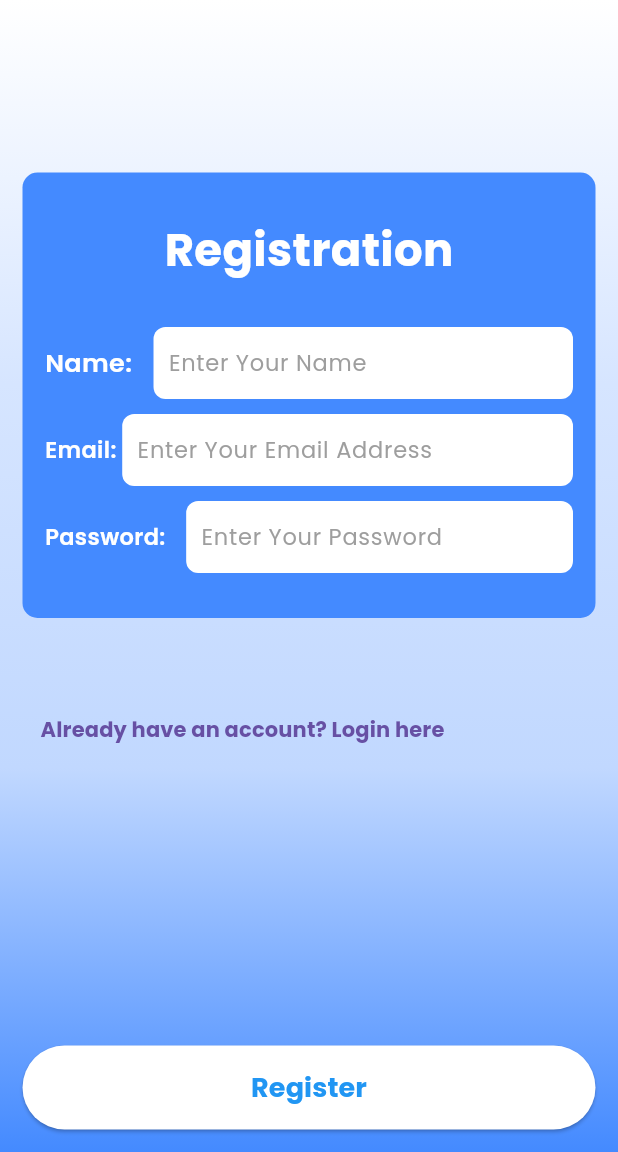
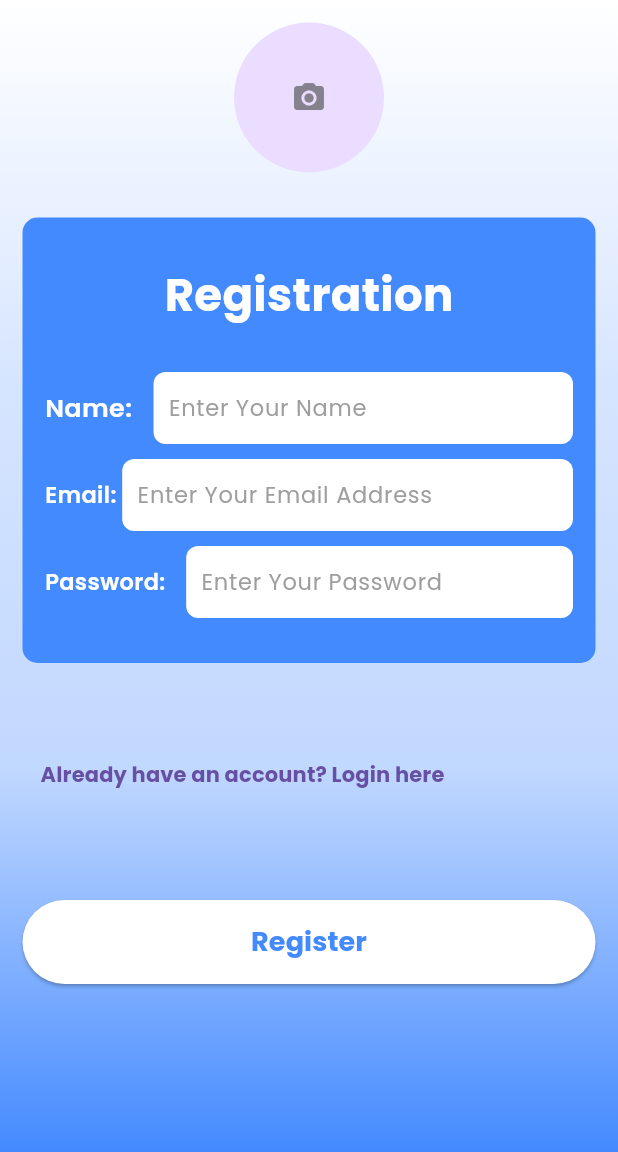
Before and after one commit to siddhesh-2010/ecommerce-flutter, a Flutter app: the screen it shows after launch, after a tap on "Don't have an account? Register here.", on a phone screen of 412 x 824 dp, the part 84-1236 px from its top. Run offline on Flutter 3.47's test engine with Material 3 defaults, Android fonts, the phone set to English and light mode, and no system bars; our stand-ins replace dio, get, google_fonts, image_picker, shared_preferences; network calls fail.

Commit message:
added profile image in reg_screen

```diff
--- a/lib/screens/home_screen.dart
+++ b/lib/screens/home_screen.dart
@@ -43,7 +43,7 @@ class _HomeAppState extends State<HomeApp> {
           "Products",
           style: GoogleFonts.poppins(fontSize: 20, fontWeight: FontWeight.bold),
         ),
-        backgroundColor: Colors.blue,
+        backgroundColor: Colors.blueAccent,
         centerTitle: true,
         // leading: IconButton(
         //   icon: const Icon(Icons.logout),
--- a/lib/screens/login_screen.dart
+++ b/lib/screens/login_screen.dart
@@ -23,7 +23,7 @@ class _LoginAppState extends State<LoginApp> {
           style: GoogleFonts.poppins(fontSize: 20, fontWeight: FontWeight.bold),
         ),
         centerTitle: true,
-        backgroundColor: Colors.blue,
+        backgroundColor: Colors.blueAccent,
         // leading: IconButton(
         //   icon: const Icon(Icons.arrow_back),
         //   onPressed: () {
@@ -47,6 +47,7 @@ class _LoginAppState extends State<LoginApp> {
             end: Alignment.bottomCenter,
           ),
         ),
+        child: SingleChildScrollView(
           child: Column(
             crossAxisAlignment: CrossAxisAlignment.start,
             children: [
@@ -156,7 +157,8 @@ class _LoginAppState extends State<LoginApp> {
                   style: GoogleFonts.poppins(fontWeight: FontWeight.bold),
                 ),
               ),
-            const Spacer(),
+              // const Spacer(),
+              const SizedBox(height: 100),
               SizedBox(
                 width: double.infinity,
                 child: GestureDetector(
@@ -174,7 +176,7 @@ class _LoginAppState extends State<LoginApp> {
                         style: GoogleFonts.poppins(
                           fontSize: 20,
                           fontWeight: FontWeight.bold,
-                        color: Colors.blue,
+                          color: Colors.blueAccent,
                         ),
                       ),
                     ),
@@ -184,6 +186,7 @@ class _LoginAppState extends State<LoginApp> {
             ],
           ),
         ),
+      ),
     );
   }
 }
--- a/lib/screens/registration_screen.dart
+++ b/lib/screens/registration_screen.dart
@@ -40,10 +40,31 @@ class _RegistrationAppState extends State<RegistrationApp> {
             end: Alignment.bottomCenter,
           ),
         ),
+        child: SingleChildScrollView(
           child: Column(
             crossAxisAlignment: CrossAxisAlignment.start,
             children: [
-            const SizedBox(height: 100),
+              Center(
+                child: GestureDetector(
+                  onTap: () {
+                    controller.showImagePickerDialog(context);
+                  },
+                  child:Obx(() => CircleAvatar(
+                    radius: 50,
+                    backgroundImage: controller.selectedImage.value != null
+                        ? FileImage(controller.selectedImage.value!)
+                        : null,
+                    child: controller.selectedImage.value == null
+                    ? const Icon(
+                      Icons.camera_alt,
+                      color: Color.fromARGB(179, 92, 92, 92),
+                    )
+                    : null,
+                  ),
+                  )
+                ),
+              ),
+              const SizedBox(height: 30),
               Container(
                 padding: const EdgeInsets.symmetric(horizontal: 15, vertical: 30),
                 decoration: BoxDecoration(
@@ -179,7 +200,8 @@ class _RegistrationAppState extends State<RegistrationApp> {
                   style: GoogleFonts.poppins(fontWeight: FontWeight.bold),
                 ),
               ),
-            const Spacer(),
+              // const Spacer(),
+              const SizedBox(height: 60),
               SizedBox(
                 width: double.infinity,
                 child: ElevatedButton(
@@ -195,7 +217,7 @@ class _RegistrationAppState extends State<RegistrationApp> {
                     style: GoogleFonts.poppins(
                       fontSize: 18,
                       fontWeight: FontWeight.bold,
-                    color: Colors.blue,
+                      color: Colors.blueAccent,
                     ),
                   ),
                 ),
@@ -203,6 +225,7 @@ class _RegistrationAppState extends State<RegistrationApp> {
             ],
           ),
         ),
+      ),
     );
   }
 }
```
Also changed, not shown: lib/controllers/profile_controller.dart (+12 -1 lines), lib/controllers/registration_controller.dart (+54 -0 lines), lib/screens/profile_screen.dart (+30 -7 lines), lib/services/profile_store.dart (added, +19 -0 lines), pubspec.yaml (+4 -3 lines), pubspec.lock, 9 other files. Lines whose indentation alone changed are shown as unchanged.
